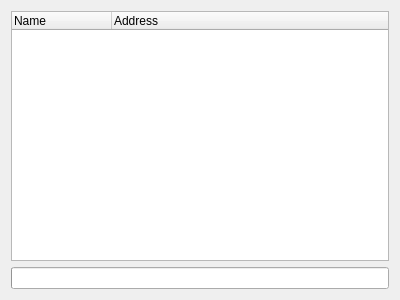
The window that devicesearchview.ui (jcaden/BlueZ-Manager) describes before a commit, drawn with Qt 5.
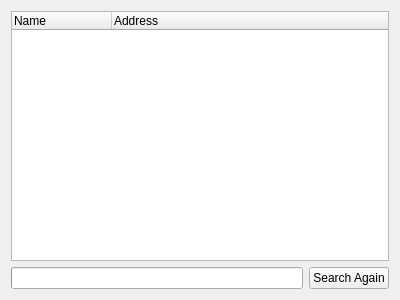
The same window after the commit.

Commit message: Add a button to search again

What changed in the file:
```diff
--- a/devicesearchview.ui
+++ b/devicesearchview.ui
@@ -14,7 +14,7 @@
    <string>Form</string>
   </property>
   <layout class="QGridLayout" name="gridLayout">
-   <item row="1" column="0">
+   <item row="1" column="0" colspan="2">
     <widget class="QTreeWidget" name="treeWidget">
      <column>
       <property name="text">
@@ -31,6 +31,13 @@
    <item row="2" column="0">
     <widget class="QProgressBar" name="progressBar"/>
    </item>
+   <item row="2" column="1">
+    <widget class="QPushButton" name="searchAgain">
+     <property name="text">
+      <string>Search Again</string>
+     </property>
+    </widget>
+   </item>
   </layout>
  </widget>
  <resources/>
```
The commit also changes 2 other files.
